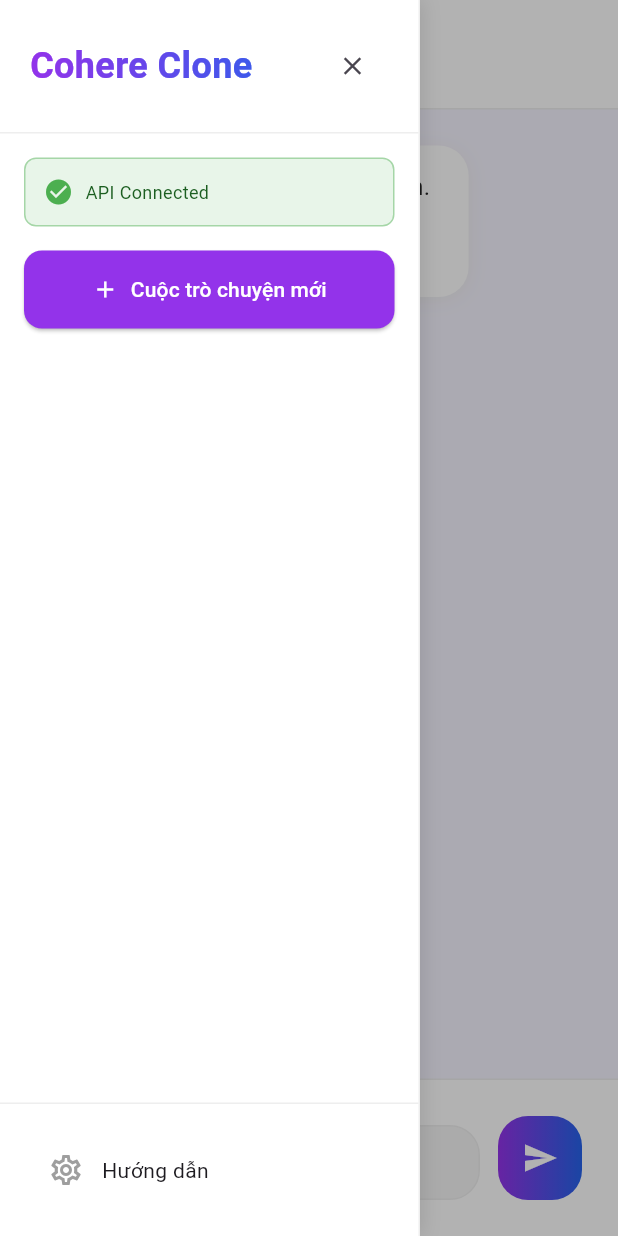
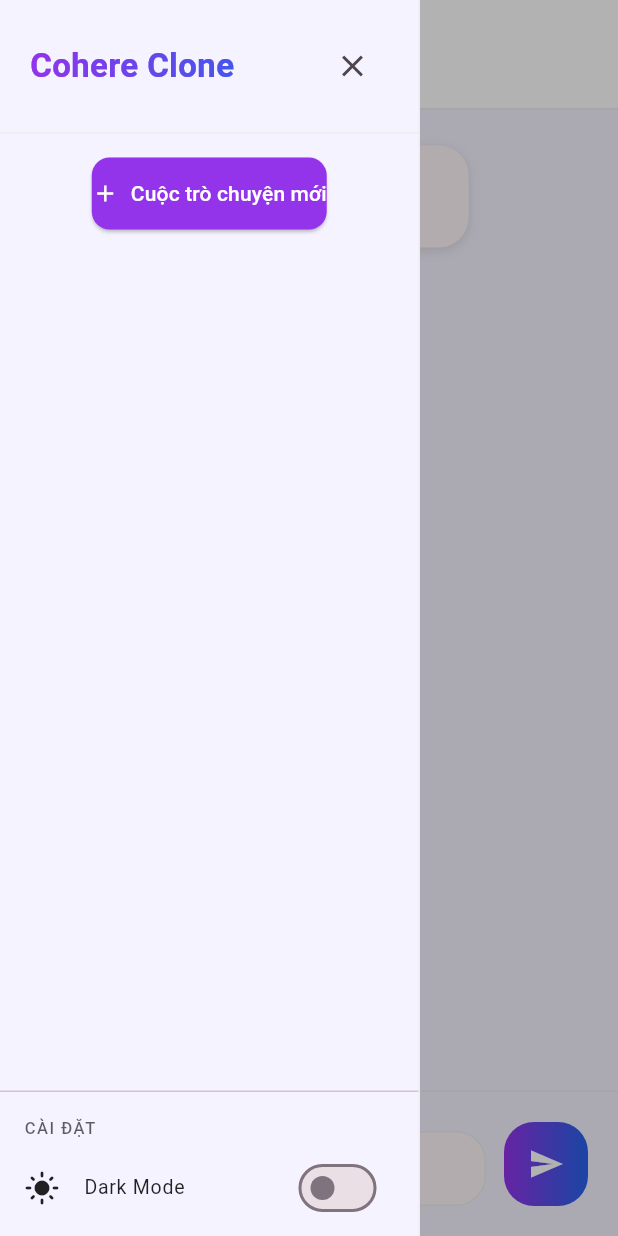
Before and after one commit to lequangtuyen543/ChatBoxAi, a Flutter app: the screen it shows after launch, after a tap on the "menu" icon, on a phone screen of 412 x 824 dp. Run offline on Flutter 3.47's test engine with Material 3 defaults, Android fonts, the phone set to English and light mode, and no system bars; our stand-ins replace shared_preferences.

Commit message:
6. Thêm dark mode

```diff
--- a/lib/config/app_config.dart
+++ b/lib/config/app_config.dart
@@ -1,13 +1,58 @@
 import 'package:flutter/material.dart';
 
 class AppConfig {
+  // ================= API =================
   static const String apiKey = '9rGKBUWyqwhlf7DUs9gu2wblXgatcT2ZLWh5pExH';
   static const String apiUrl = 'https://api.cohere.com/v2/chat';
   static const String modelName = 'command-a-03-2025';
   static const double temperature = 0.3;
   static const bool useMockAPI = false;
 
-  // UI Colors
-  static const primaryGradient = [Color(0xFF9333EA), Color(0xFF2563EB)];
-  static const backgroundColor = Color(0xFFF5F3FF);
+  // ================= GRADIENT =================
+  static const List<Color> primaryGradient = [
+    Color(0xFF9333EA),
+    Color(0xFF2563EB),
+  ];
+
+  // ================= LIGHT THEME =================
+  static final ThemeData lightTheme = ThemeData(
+    brightness: Brightness.light,
+    useMaterial3: true,
+    colorScheme: ColorScheme.fromSeed(
+      seedColor: Colors.purple,
+      brightness: Brightness.light,
+    ),
+    scaffoldBackgroundColor: const Color(0xFFF5F3FF),
+    appBarTheme: const AppBarTheme(
+      backgroundColor: Colors.white,
+      foregroundColor: Colors.black,
+      elevation: 0,
+    ),
+    dividerColor: Colors.grey.shade200,
+    listTileTheme: const ListTileThemeData(
+      iconColor: Colors.black87,
+      textColor: Colors.black87,
+    ),
+  );
+
+  // ================= DARK THEME =================
+  static final ThemeData darkTheme = ThemeData(
+    brightness: Brightness.dark,
+    useMaterial3: true,
+    colorScheme: ColorScheme.fromSeed(
+      seedColor: Colors.purple,
+      brightness: Brightness.dark,
+    ),
+    scaffoldBackgroundColor: const Color(0xFF0F0F14),
+    appBarTheme: const AppBarTheme(
+      backgroundColor: Color(0xFF18181F),
+      foregroundColor: Colors.white,
+      elevation: 0,
+    ),
+    dividerColor: Colors.grey.shade800,
+    listTileTheme: const ListTileThemeData(
+      iconColor: Colors.white70,
+      textColor: Colors.white70,
+    ),
+  );
 }
--- /dev/null
+++ b/lib/config/theme_controller.dart
@@ -0,0 +1,14 @@
+import 'package:flutter/material.dart';
+
+class ThemeController {
+  static final ValueNotifier<ThemeMode> themeMode =
+      ValueNotifier(ThemeMode.light);
+
+  static void toggleTheme(bool isDark) {
+    themeMode.value = isDark ? ThemeMode.dark : ThemeMode.light;
+  }
+
+  static bool isDark() {
+    return themeMode.value == ThemeMode.dark;
+  }
+}
--- a/lib/main.dart
+++ b/lib/main.dart
@@ -1,23 +1,28 @@
 import 'package:flutter/material.dart';
+import 'config/app_config.dart';
+import 'config/theme_controller.dart';
 import 'screens/chat_screen.dart';
 
 void main() {
-  runApp(const CohereCloneApp());
+  runApp(const MyApp());
 }
 
-class CohereCloneApp extends StatelessWidget {
-  const CohereCloneApp({Key? key}) : super(key: key);
+class MyApp extends StatelessWidget {
+  const MyApp({super.key});
 
   @override
   Widget build(BuildContext context) {
-    return MaterialApp(
-      title: 'Cohere Clone',
-      debugShowCheckedModeBanner: false,
-      theme: ThemeData(
-        primarySwatch: Colors.purple,
-        scaffoldBackgroundColor: const Color(0xFFF5F3FF),
-      ),
-      home: const ChatScreen(),
+    return ValueListenableBuilder<ThemeMode>(
+      valueListenable: ThemeController.themeMode,
+      builder: (_, themeMode, __) {
+        return MaterialApp(
+          debugShowCheckedModeBanner: false,
+          theme: AppConfig.lightTheme,
+          darkTheme: AppConfig.darkTheme,
+          themeMode: themeMode,
+          home: const ChatScreen(),
+        );
+      },
     );
   }
 }
--- a/lib/screens/chat_screen.dart
+++ b/lib/screens/chat_screen.dart
@@ -142,8 +142,7 @@
   Future<void> _sendMessage() async {
     if (_controller.text.trim().isEmpty) return;
 
-    final userMessage =
-        Message(role: 'user', content: _controller.text.trim());
+    final userMessage = Message(role: 'user', content: _controller.text.trim());
 
     setState(() {
       _messages.add(userMessage);
@@ -157,9 +156,7 @@
       final response = await ApiService.sendMessage(_messages);
 
       setState(() {
-        _messages.add(
-          Message(role: 'assistant', content: response),
-        );
+        _messages.add(Message(role: 'assistant', content: response));
       });
 
       await _saveCurrentSession();
@@ -260,12 +257,14 @@
             children: [
               // HEADER
               Container(
-                padding:
-                    const EdgeInsets.symmetric(horizontal: 16, vertical: 12),
+                padding: const EdgeInsets.symmetric(
+                  horizontal: 16,
+                  vertical: 12,
+                ),
                 decoration: BoxDecoration(
-                  color: Colors.white,
+                  color: Theme.of(context).appBarTheme.backgroundColor,
                   border: Border(
-                    bottom: BorderSide(color: Colors.grey.shade200),
+                    bottom: BorderSide(color: Theme.of(context).dividerColor),
                   ),
                 ),
                 child: Row(
@@ -275,18 +274,16 @@
                         _isSidebarVisible ? Icons.menu_open : Icons.menu,
                       ),
                       onPressed: _toggleSidebar,
-                      tooltip:
-                          _isSidebarVisible ? 'Đóng sidebar' : 'Mở sidebar',
+                      tooltip: _isSidebarVisible
+                          ? 'Đóng sidebar'
+                          : 'Mở sidebar',
                     ),
                     const SizedBox(width: 8),
                     Expanded(
                       child: Text(
                         _currentSession?.title ?? 'Cohere Chat',
-                        style: TextStyle(
-                          fontSize: 16,
-                          fontWeight: FontWeight.w600,
-                          color: Colors.grey.shade800,
-                        ),
+                        style: Theme.of(context).textTheme.titleMedium
+                            ?.copyWith(fontWeight: FontWeight.w600),
                         overflow: TextOverflow.ellipsis,
                       ),
                     ),
--- a/lib/widgets/message_bubble.dart
+++ b/lib/widgets/message_bubble.dart
@@ -5,14 +5,12 @@
 class MessageBubble extends StatelessWidget {
   final Message message;
 
-  const MessageBubble({
-    Key? key,
-    required this.message,
-  }) : super(key: key);
+  const MessageBubble({Key? key, required this.message}) : super(key: key);
 
   @override
   Widget build(BuildContext context) {
     final isUser = message.role == 'user';
+    final theme = Theme.of(context);
 
     return Align(
       alignment: isUser ? Alignment.centerRight : Alignment.centerLeft,
@@ -21,26 +19,25 @@
           maxWidth: MediaQuery.of(context).size.width * 0.7,
         ),
         margin: const EdgeInsets.only(bottom: 16),
-        padding: const EdgeInsets.symmetric(horizontal: 24, vertical: 16),
+        padding: const EdgeInsets.symmetric(horizontal: 20, vertical: 14),
         decoration: BoxDecoration(
           gradient: isUser
               ? const LinearGradient(colors: AppConfig.primaryGradient)
               : null,
-          color: isUser ? null : Colors.white,
+          color: isUser ? null : theme.cardColor,
           borderRadius: BorderRadius.circular(20),
           boxShadow: [
             BoxShadow(
-              color: Colors.grey.shade200,
-              blurRadius: 10,
+              color: theme.shadowColor.withOpacity(0.1),
+              blurRadius: 6,
               offset: const Offset(0, 2),
             ),
           ],
         ),
         child: Text(
           message.content,
-          style: TextStyle(
-            color: isUser ? Colors.white : Colors.black87,
-            fontSize: 16,
+          style: theme.textTheme.bodyMedium?.copyWith(
+            color: isUser ? Colors.white : theme.textTheme.bodyMedium?.color,
           ),
         ),
       ),
--- a/lib/widgets/message_input.dart
+++ b/lib/widgets/message_input.dart
@@ -17,13 +17,13 @@
 
   @override
   Widget build(BuildContext context) {
+    final theme = Theme.of(context);
+
     return Container(
-      padding: const EdgeInsets.all(24),
+      padding: const EdgeInsets.all(20),
       decoration: BoxDecoration(
-        color: Colors.white,
-        border: Border(
-          top: BorderSide(color: Colors.grey.shade200),
-        ),
+        color: theme.scaffoldBackgroundColor,
+        border: Border(top: BorderSide(color: theme.dividerColor)),
       ),
       child: Row(
         crossAxisAlignment: CrossAxisAlignment.end,
@@ -32,15 +32,16 @@
             child: Container(
               padding: const EdgeInsets.symmetric(horizontal: 20),
               decoration: BoxDecoration(
-                color: Colors.grey.shade100,
+                color: theme.cardColor,
                 borderRadius: BorderRadius.circular(20),
-                border: Border.all(color: Colors.grey.shade200),
+                border: Border.all(color: theme.dividerColor),
               ),
               child: TextField(
                 controller: controller,
                 focusNode: focusNode,
                 maxLines: null,
                 enabled: !isLoading,
+                style: theme.textTheme.bodyMedium,
                 decoration: const InputDecoration(
                   hintText: 'Nhập tin nhắn của bạn...',
                   border: InputBorder.none,
@@ -52,9 +53,7 @@
           const SizedBox(width: 12),
           Container(
             decoration: BoxDecoration(
-              gradient: const LinearGradient(
-                colors: AppConfig.primaryGradient,
-              ),
+              gradient: const LinearGradient(colors: AppConfig.primaryGradient),
               borderRadius: BorderRadius.circular(20),
             ),
             child: IconButton(
--- a/lib/widgets/sidebar.dart
+++ b/lib/widgets/sidebar.dart
@@ -1,5 +1,6 @@
 import 'package:flutter/material.dart';
 import '../config/app_config.dart';
+import '../config/theme_controller.dart';
 import '../models/chat_session.dart';
 
 class Sidebar extends StatelessWidget {
@@ -8,54 +9,46 @@
   final String? currentSessionId;
   final Function(ChatSession) onSessionSelect;
   final Function(String) onSessionDelete;
-  final VoidCallback? onClose; // THÊM CALLBACK ĐỂ ĐÓNG SIDEBAR
+  final VoidCallback? onClose;
 
   const Sidebar({
-    Key? key,
+    super.key,
     required this.onNewChat,
     required this.sessions,
     this.currentSessionId,
     required this.onSessionSelect,
     required this.onSessionDelete,
-    this.onClose, // THÊM PARAMETER
-  }) : super(key: key);
+    this.onClose,
+  });
 
   @override
   Widget build(BuildContext context) {
+    final theme = Theme.of(context);
+
     return Container(
       width: 280,
       decoration: BoxDecoration(
-        color: Colors.white,
-        border: Border(
-          right: BorderSide(color: Colors.grey.shade200),
-        ),
-        boxShadow: [
-          BoxShadow(
-            color: Colors.black.withOpacity(0.1),
-            blurRadius: 10,
-            offset: const Offset(2, 0),
-          ),
-        ],
+        color: theme.scaffoldBackgroundColor,
+        border: Border(right: BorderSide(color: theme.dividerColor)),
       ),
       child: Column(
         children: [
-          _buildHeader(),
-          _buildApiStatus(),
+          _buildHeader(theme),
           _buildNewChatButton(),
-          _buildChatHistory(),
-          _buildSettingsButton(context),
+          _buildChatHistory(theme),
+          const Divider(height: 1),
+          _buildSettingsSection(theme),
         ],
       ),
     );
   }
 
-  Widget _buildHeader() {
+  // ================= HEADER =================
+  Widget _buildHeader(ThemeData theme) {
     return Container(
       padding: const EdgeInsets.all(20),
       decoration: BoxDecoration(
-        border: Border(
-          bottom: BorderSide(color: Colors.grey.shade200),
-        ),
+        border: Border(bottom: BorderSide(color: theme.dividerColor)),
       ),
       child: Row(
         children: [
@@ -67,127 +60,78 @@
               child: const Text(
                 'Cohere Clone',
                 style: TextStyle(
-                  fontSize: 24,
+                  fontSize: 22,
                   fontWeight: FontWeight.bold,
                   color: Colors.white,
                 ),
               ),
             ),
           ),
-          // NÚT ĐÓNG SIDEBAR
           if (onClose != null)
             IconButton(
               icon: const Icon(Icons.close),
               onPressed: onClose,
-              tooltip: 'Đóng sidebar',
-              iconSize: 20,
-              padding: EdgeInsets.zero,
-              constraints: const BoxConstraints(),
             ),
         ],
       ),
     );
   }
 
-  Widget _buildApiStatus() {
-    return Container(
-      margin: const EdgeInsets.all(16),
-      padding: const EdgeInsets.all(12),
-      decoration: BoxDecoration(
-        color: AppConfig.useMockAPI ? Colors.orange.shade50 : Colors.green.shade50,
-        borderRadius: BorderRadius.circular(8),
-        border: Border.all(
-          color: AppConfig.useMockAPI ? Colors.orange.shade200 : Colors.green.shade200,
-        ),
-      ),
-      child: Row(
-        children: [
-          Icon(
-            AppConfig.useMockAPI ? Icons.warning_amber : Icons.check_circle,
-            color: AppConfig.useMockAPI ? Colors.orange : Colors.green,
-            size: 20,
-          ),
-          const SizedBox(width: 8),
-          Expanded(
-            child: Text(
-              AppConfig.useMockAPI ? 'Demo Mode' : 'API Connected',
-              style: TextStyle(
-                fontSize: 12,
-                color: AppConfig.useMockAPI ? Colors.orange.shade900 : Colors.green.shade900,
-              ),
-            ),
-          ),
-        ],
-      ),
-    );
-  }
-
+  // ================= NEW CHAT =================
   Widget _buildNewChatButton() {
     return Padding(
-      padding: const EdgeInsets.symmetric(horizontal: 16),
-      child: ElevatedButton(
+      padding: const EdgeInsets.all(16),
+      child: ElevatedButton.icon(
         onPressed: onNewChat,
+        icon: const Icon(Icons.add),
+        label: const Text('Cuộc trò chuyện mới'),
         style: ElevatedButton.styleFrom(
           backgroundColor: AppConfig.primaryGradient[0],
           foregroundColor: Colors.white,
-          padding: const EdgeInsets.symmetric(vertical: 16),
+          padding: const EdgeInsets.symmetric(vertical: 14),
           shape: RoundedRectangleBorder(
             borderRadius: BorderRadius.circular(12),
           ),
-        ),
-        child: Row(
-          mainAxisAlignment: MainAxisAlignment.center,
-          children: const [
-            Icon(Icons.add),
-            SizedBox(width: 8),
-            Text('Cuộc trò chuyện mới'),
-          ],
         ),
       ),
     );
   }
 
-  Widget _buildChatHistory() {
+  // ================= CHAT HISTORY =================
+  Widget _buildChatHistory(ThemeData theme) {
     return Expanded(
       child: ListView.builder(
-        padding: const EdgeInsets.all(16),
+        padding: const EdgeInsets.all(12),
         itemCount: sessions.length,
         itemBuilder: (context, index) {
           final session = sessions[index];
           final isActive = session.id == currentSessionId;
 
           return Container(
-            margin: const EdgeInsets.only(bottom: 8),
+            margin: const EdgeInsets.only(bottom: 6),
             decoration: BoxDecoration(
-              color: isActive ? const Color(0xFFF3E8FF) : Colors.transparent,
+              color: isActive
+                  ? theme.colorScheme.primary.withOpacity(0.15)
+                  : Colors.transparent,
               borderRadius: BorderRadius.circular(12),
             ),
             child: ListTile(
               leading: Icon(
                 Icons.chat_bubble_outline,
-                color: isActive ? const Color(0xFF9333EA) : Colors.grey,
                 size: 20,
+                color: isActive
+                    ? theme.colorScheme.primary
+                    : theme.iconTheme.color,
               ),
               title: Text(
                 session.title,
-                style: TextStyle(
-                  fontSize: 14,
-                  fontWeight: isActive ? FontWeight.w600 : FontWeight.normal,
-                ),
                 maxLines: 1,
                 overflow: TextOverflow.ellipsis,
               ),
-              subtitle: Text(
-                _formatDate(session.updatedAt),
-                style: TextStyle(
-                  fontSize: 11,
-                  color: Colors.grey.shade600,
-                ),
-              ),
               onTap: () => onSessionSelect(session),
               trailing: IconButton(
-                icon: Icon(Icons.delete_outline, size: 18, color: Colors.grey.shade600),
-                onPressed: () => _confirmDelete(context, session),
+                icon: const Icon(Icons.delete_outline),
+                onPressed: () => onSessionDelete(session.id),
               ),
             ),
           );
@@ -196,87 +140,40 @@
     );
   }
 
-  void _confirmDelete(BuildContext context, ChatSession session) {
-    showDialog(
-      context: context,
-      builder: (context) => AlertDialog(
-        title: const Text('Xóa cuộc trò chuyện'),
-        content: Text('Bạn có chắc muốn xóa "${session.title}"?'),
-        actions: [
-          TextButton(
-            onPressed: () => Navigator.pop(context),
-            child: const Text('Hủy'),
+  // ================= SETTINGS =================
+  Widget _buildSettingsSection(ThemeData theme) {
+    return Padding(
+      padding: const EdgeInsets.symmetric(vertical: 8),
+      child: Column(
+        crossAxisAlignment: CrossAxisAlignment.start,
+        children: [
+          Padding(
+            padding: const EdgeInsets.symmetric(horizontal: 16, vertical: 8),
+            child: Text(
+              'CÀI ĐẶT',
+              style: theme.textTheme.labelSmall?.copyWith(
+                letterSpacing: 1,
+                color: theme.textTheme.bodySmall?.color?.withOpacity(0.7),
+              ),
+            ),
           ),
-          TextButton(
-            onPressed: () {
-              Navigator.pop(context);
-              onSessionDelete(session.id);
+          ValueListenableBuilder<ThemeMode>(
+            valueListenable: ThemeController.themeMode,
+            builder: (_, mode, __) {
+              final isDark = mode == ThemeMode.dark;
+
+              return SwitchListTile(
+                dense: true,
+                title: const Text('Dark Mode'),
+                secondary: Icon(
+                  isDark ? Icons.dark_mode : Icons.light_mode,
+                ),
+                value: isDark,
+                onChanged: (value) {
+                  ThemeController.toggleTheme(value);
+                },
+              );
             },
-            style: TextButton.styleFrom(foregroundColor: Colors.red),
-            child: const Text('Xóa'),
-          ),
-        ],
-      ),
-    );
-  }
-
-  String _formatDate(DateTime date) {
-    final now = DateTime.now();
-    final diff = now.difference(date);
-
-    if (diff.inDays == 0) {
-      return 'Hôm nay';
-    } else if (diff.inDays == 1) {
-      return 'Hôm qua';
-    } else if (diff.inDays < 7) {
-      return '${diff.inDays} ngày trước';
-    } else {
-      return '${date.day}/${date.month}/${date.year}';
-    }
-  }
-
-  Widget _buildSettingsButton(BuildContext context) {
-    return Container(
-      padding: const EdgeInsets.all(16),
-      decoration: BoxDecoration(
-        border: Border(
-          top: BorderSide(color: Colors.grey.shade200),
-        ),
-      ),
-      child: InkWell(
-        onTap: () => _showSettingsDialog(context),
-        child: Container(
-          padding: const EdgeInsets.all(16),
-          child: Row(
-            children: const [
-              Icon(Icons.settings_outlined, color: Colors.grey),
-              SizedBox(width: 12),
-              Text('Hướng dẫn'),
-            ],
-          ),
-        ),
-      ),
-    );
-  }
-
-  void _showSettingsDialog(BuildContext context) {
-    showDialog(
-      context: context,
-      builder: (context) => AlertDialog(
-        title: const Text('Hướng dẫn sử dụng'),
-        content: const Text(
-          '1. Lịch sử chat tự động lưu\n\n'
-          '2. Click vào cuộc trò chuyện để xem lại\n\n'
-          '3. Để dùng Cohere API thật:\n'
-          '   - Đổi useMockAPI = false trong app_config.dart\n'
-          '   - Thêm API key vào apiKey\n\n'
-          '4. Lấy API key tại:\n'
-          '   - Cohere: dashboard.cohere.com',
-        ),
-        actions: [
-          TextButton(
-            onPressed: () => Navigator.pop(context),
-            child: const Text('Đóng'),
           ),
         ],
       ),
```
